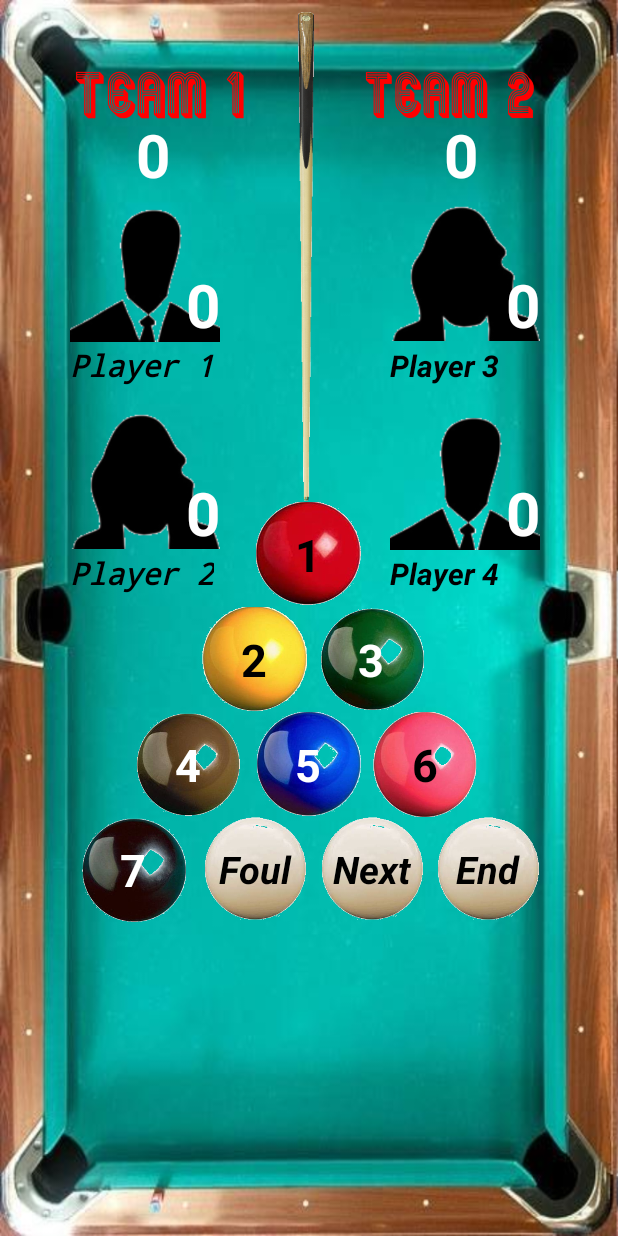
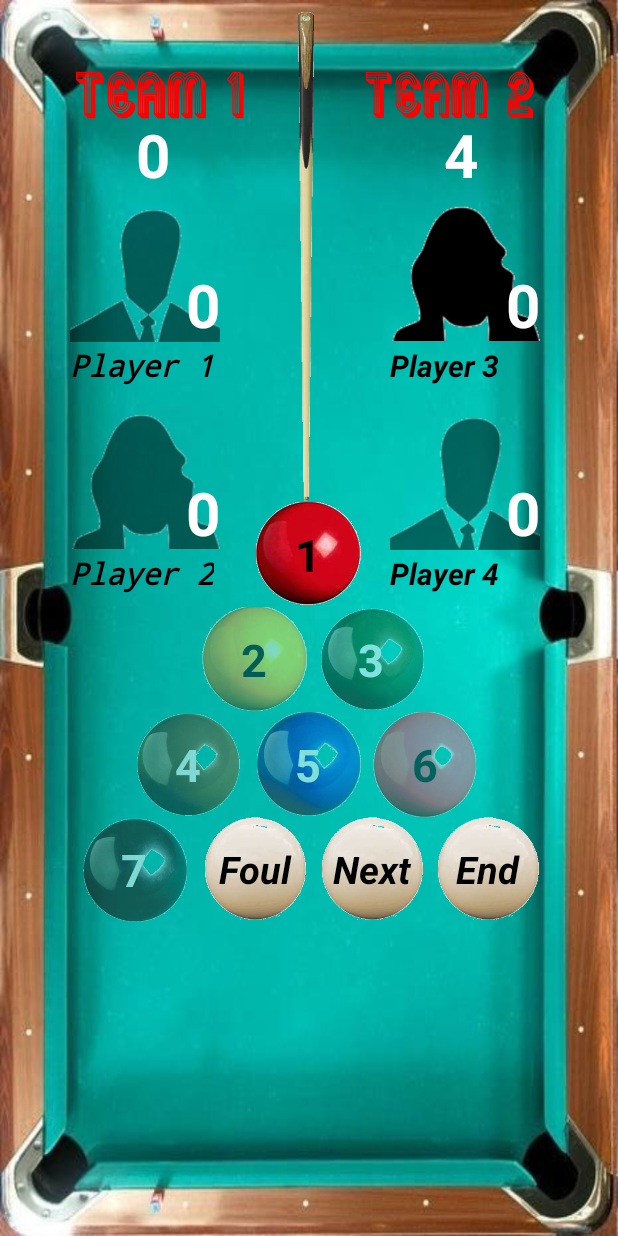
Before and after one commit to jokLiu/SnookerScoreTracker, an Android app: the MainGameMultiActivity screen opened directly, with no data from a screen before it, after a tap on "Foul", on a phone screen of 412 x 824 dp. Run offline under Robolectric (Android 15) with nearby library versions, the phone set to English and light mode, and no system bars; 4 statements that could not run were skipped.

Commit message:
multi and single players working

```diff
--- a/app/src/main/java/com/example/jokubas/snookertracker_1601768/MainGameMultiActivity.java
+++ b/app/src/main/java/com/example/jokubas/snookertracker_1601768/MainGameMultiActivity.java
@@ -1,13 +1,18 @@
 package com.example.jokubas.snookertracker_1601768;
 
 import android.content.Intent;
+import android.os.Bundle;
 import android.support.v7.app.AppCompatActivity;
-import android.os.Bundle;
+import android.view.View;
+import android.widget.Button;
+import android.widget.ImageView;
 import android.widget.TextView;
+
+import java.util.Locale;
 
 public class MainGameMultiActivity extends AppCompatActivity {
 
-    private ScoreTrackSingle score;
+    private ScoreTrackMulti score;
     private TextView p1T1Score;
     private TextView p2T1Score;
     private TextView p3T2Score;
@@ -37,13 +42,13 @@ public class MainGameMultiActivity extends AppCompatActivity {
         // set players names received
         // TODO If players names are empty leave the current names
         // maybe create helper method for this
-        if(!pName1.equals(""))
+        if (!pName1.equals(""))
             n1.setText(pName1);
-        if(!pName2.equals(""))
+        if (!pName2.equals(""))
             n2.setText(pName2);
-        if(!pName3.equals(""))
+        if (!pName3.equals(""))
             n3.setText(pName3);
-        if(!pName4.equals(""))
+        if (!pName4.equals(""))
             n4.setText(pName4);
 
         p1T1Score = (TextView) findViewById(R.id.score1_tm1);
@@ -54,6 +59,120 @@ public class MainGameMultiActivity extends AppCompatActivity {
         t2Score = (TextView) findViewById(R.id.score_tm2);
 
         // TODO names might be empty
-        score = new ScoreTrackSingle(pName1, pName2, pName3, pName4);
+        score = new ScoreTrackMulti(pName1, pName2, pName3, pName4);
+        setPlayers();
+        setButtons();
+    }
+
+    public void onClick(View v) {
+
+        switch (v.getId()) {
+            case R.id.red:
+                score.updateScore(BallColour.RED);
+                break;
+            case R.id.yellow:
+                score.updateScore(BallColour.YELLOW);
+                break;
+            case R.id.green:
+                score.updateScore(BallColour.GREEN);
+                break;
+            case R.id.brown:
+                score.updateScore(BallColour.BROWN);
+                break;
+            case R.id.blue:
+                score.updateScore(BallColour.BLUE);
+                break;
+            case R.id.pink:
+                score.updateScore(BallColour.PINK);
+                break;
+            case R.id.black:
+                score.updateScore(BallColour.BLACK);
+                break;
+            case R.id.button_foul:
+                score.foul();
+                break;
+            case R.id.button_next_player:
+                score.nextPlayer();
+                break;
+            case R.id.button_frame_end:
+                // TODO
+                break;
+            default:
+                break;
+
+        }
+
+        setScoreText(p1T1Score, score.getPlayer1T1Score());
+        setScoreText(p2T1Score, score.getPlayer2T1Score());
+        setScoreText(p3T2Score, score.getPlayer1T2Score());
+        setScoreText(p4T2Score, score.getPlayer2T2Score());
+        setScoreText(t1Score, score.getTeam1Score());
+        setScoreText(t2Score, score.getTeam2Score());
+        setButtons();
+        setPlayers();
+    }
+
+    private void setScoreText(TextView v, int score){
+        v.setText(String.format(Locale.US, "%d", score));
+    }
+
+
+    private void setButtons() {
+        boolean[] balls = score.getAvailableBalls();
+        if (balls.length < 8) return;
+
+        Button button;
+        for (BallColour b : BallColour.values()) {
+            int id = score.mapBallColourToButtonID(b);
+            button = (Button) findViewById(id);
+            if (button == null) continue;
+            if (balls[b.getValue()]) {
+                button.setEnabled(true);
+                button.setAlpha(1f);
+
+            } else {
+                button.setEnabled(false);
+                button.setAlpha(0.5f);
+            }
+
+        }
+    }
+
+
+    private void setPlayers() {
+        int id = score.mapTurnToPlayerImageID();
+
+        // player 1 team 1 image
+        ImageView im = (ImageView) findViewById(R.id.p1_t1_image);
+        if (R.id.p1_t1_image == id) {
+            im.setAlpha(1f);
+        } else {
+            im.setAlpha(0.5f);
+        }
+
+        // player 2 team 1 image
+        im = (ImageView) findViewById(R.id.p2_t1_image);
+        if (R.id.p2_t1_image == id) {
+            im.setAlpha(1f);
+        } else {
+            im.setAlpha(0.5f);
+        }
+
+        // player 3 team 2 image
+        im = (ImageView) findViewById(R.id.p3_t2_image);
+        if (R.id.p3_t2_image == id) {
+            im.setAlpha(1f);
+        } else {
+            im.setAlpha(0.5f);
+        }
+
+        // player 4 team 2 image
+        im = (ImageView) findViewById(R.id.p4_t2_image);
+        if (R.id.p4_t2_image == id) {
+            im.setAlpha(1f);
+        } else {
+            im.setAlpha(0.5f);
+        }
+
     }
 }
--- a/app/src/main/java/com/example/jokubas/snookertracker_1601768/ScoreTrack.java
+++ b/app/src/main/java/com/example/jokubas/snookertracker_1601768/ScoreTrack.java
@@ -26,10 +26,13 @@ public abstract class ScoreTrack {
         this.turn = Turn.P1T1;
         this.countRed = 15;
         this.wasRedPotted = false;
+        balls = new boolean[8];
+        Arrays.fill(balls, false);
         this.player1_team1Score = 0;
         this.player1_team2Score = 0;
-        this.balls = new boolean[8];
-        Arrays.fill(balls, false);
+        availBalls = new boolean[8];
+        Arrays.fill(availBalls, false);
+        setAvailabaleBalls();
     }
 
     public boolean checkGameEnded() {
@@ -94,6 +97,7 @@ public abstract class ScoreTrack {
         if (countRed == 0) {
             balls[BallColour.RED.getValue()] = true;
         }
+        setAvailabaleBalls();
     }
 
     protected void updateScoreColoured(BallColour ball) {
@@ -111,5 +115,27 @@ public abstract class ScoreTrack {
 
     public abstract void nextPlayer();
 
-    public abstract int mapTurnToPlayerImageID(Turn turn);
+    public abstract int mapTurnToPlayerImageID();
+
+    public int mapBallColourToButtonID(BallColour ball) {
+        switch (ball) {
+            case RED:
+                return R.id.red;
+            case YELLOW:
+                return R.id.yellow;
+            case GREEN:
+                return R.id.green;
+            case BROWN:
+                return R.id.brown;
+            case BLUE:
+                return R.id.blue;
+            case PINK:
+                return R.id.pink;
+            case BLACK:
+                return R.id.black;
+        }
+
+        // should never happen
+        return 0;
+    }
 }
--- a/app/src/main/java/com/example/jokubas/snookertracker_1601768/ScoreTrackMulti.java
+++ b/app/src/main/java/com/example/jokubas/snookertracker_1601768/ScoreTrackMulti.java
@@ -19,7 +19,16 @@ public class ScoreTrackMulti extends ScoreTrack {
 
     public ScoreTrackMulti(String player1_team1, String player2_team1,
                            String player1_team2, String player2_team2) {
-        // TODO
+        super();
+        this.player2_team1Score = 0;
+        this.player2_team2Score = 0;
+        this.team1Score = 0;
+        this.team2Score = 0;
+        this.player1T1 = player1_team1;
+        this.player1T2 = player1_team2;
+        this.player2T1 = player2_team1;
+        this.player2T2 = player2_team2;
+
     }
 
 
@@ -84,6 +93,7 @@ public class ScoreTrackMulti extends ScoreTrack {
         }
         nextPlayer();
         wasRedPotted = false;
+        setAvailabaleBalls();
     }
 
     public void nextPlayer() {
@@ -102,9 +112,10 @@ public class ScoreTrackMulti extends ScoreTrack {
                 break;
         }
         wasRedPotted = false;
+        setAvailabaleBalls();
     }
 
-    public int mapTurnToPlayerImageID(Turn turn) {
+    public int mapTurnToPlayerImageID() {
         switch (turn) {
             case P1T1:
                 return R.id.p1_t1_image;
--- a/app/src/main/res/layout/activity_main_game.xml
+++ b/app/src/main/res/layout/activity_main_game.xml
@@ -151,6 +151,7 @@
         android:layout_marginEnd="36dp"
         android:background="@drawable/white1"
         android:text="Next"
+        android:onClick="onClick"
         android:textColor="@color/black"
         android:textSize="25sp"
         android:textStyle="bold|italic"/>
@@ -163,6 +164,7 @@
         android:layout_below="@+id/pink"
         android:background="@drawable/white1"
         android:text="End"
+        android:onClick="onClick"
         android:textColor="@color/black"
         android:textSize="25sp"
         android:textStyle="bold|italic"/>
--- a/app/src/main/res/layout/activity_main_game_multi.xml
+++ b/app/src/main/res/layout/activity_main_game_multi.xml
@@ -178,7 +178,8 @@
         android:layout_width="70dp"
         android:layout_height="70dp"
         android:layout_below="@+id/brown"
-        android:layout_toStartOf="@+id/score2_tm1"
+        android:layout_toLeftOf="@+id/button_foul"
+        android:layout_marginRight="10dp"
         android:background="@drawable/black1"
         android:onClick="onClick"
         android:text="7"
@@ -208,6 +209,7 @@
         android:layout_marginEnd="36dp"
         android:background="@drawable/white1"
         android:text="Next"
+        android:onClick="onClick"
         android:textColor="@color/black"
         android:textSize="25sp"
         android:textStyle="bold|italic"/>
@@ -220,6 +222,7 @@
         android:layout_below="@+id/pink"
         android:background="@drawable/white1"
         android:text="End"
+        android:onClick="onClick"
         android:textColor="@color/black"
         android:textSize="25sp"
         android:textStyle="bold|italic"/>
@@ -259,7 +262,7 @@
         android:layout_width="wrap_content"
         android:layout_height="wrap_content"
         android:layout_alignBottom="@+id/p2_t1_image"
-        android:layout_alignStart="@+id/score1_tm1"
+        android:layout_alignEnd="@+id/score1_tm1"
         android:background="@null"
         android:text="0"
         android:textColor="@color/white"
```
Also changed, not shown: app/src/main/java/com/example/jokubas/snookertracker_1601768/MainGameActivity.java (+48 -9 lines), app/src/main/java/com/example/jokubas/snookertracker_1601768/ScoreTrackSingle.java (+6 -16 lines).
